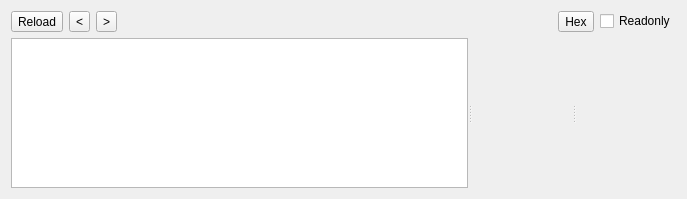
This is AbstractWidgets/xmainwidget.ui in horsicq/FormatWidgets as Qt 5 draws it before an edit. The edited form follows.
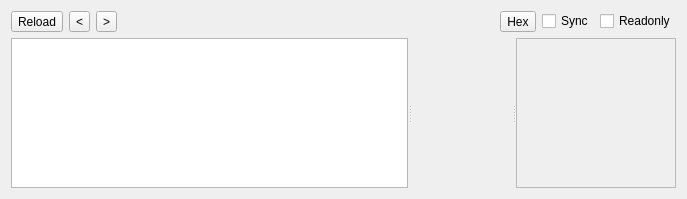
This is the edited form. Custom widgets are drawn as their Qt base class.

```diff
--- a/AbstractWidgets/xmainwidget.ui
+++ b/AbstractWidgets/xmainwidget.ui
@@ -69,6 +69,13 @@
        </property>
       </widget>
      </item>
+     <item>
+      <widget class="QCheckBox" name="checkBoxHexSync">
+       <property name="text">
+        <string>Sync</string>
+       </property>
+      </widget>
+     </item>
      <item>
       <widget class="QCheckBox" name="checkBoxReadonly">
        <property name="text">
@@ -117,7 +124,7 @@
         </size>
        </property>
       </widget>
-      <widget class="XHexView" name="widgetGlobalHex" native="true">
+      <widget class="XHexView" name="widgetGlobalHex">
        <property name="sizePolicy">
         <sizepolicy hsizetype="Expanding" vsizetype="Expanding">
          <horstretch>0</horstretch>
@@ -139,7 +146,7 @@
  <customwidgets>
   <customwidget>
    <class>XHexView</class>
-   <extends>QWidget</extends>
+   <extends>QScrollArea</extends>
    <header>xhexview.h</header>
    <container>1</container>
   </customwidget>
```
